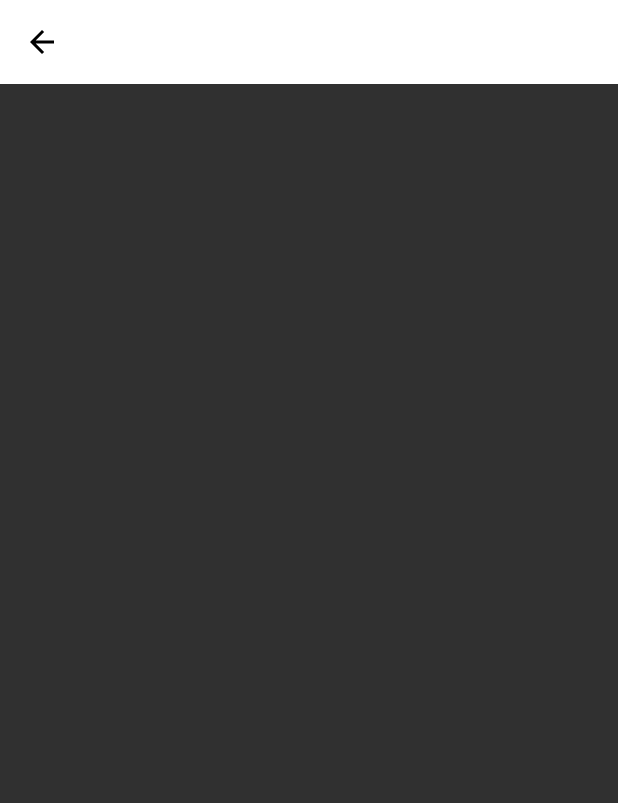
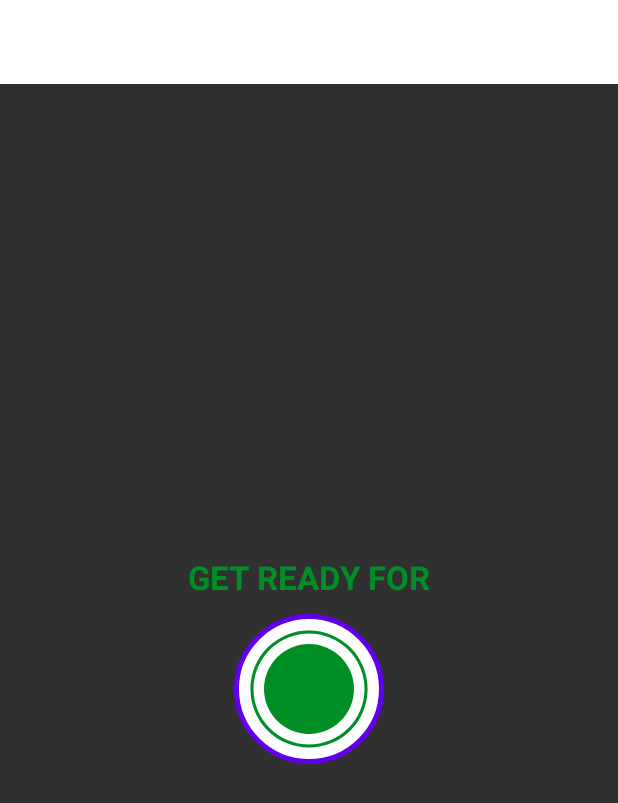
Before and after one commit to nitinporwal/7MinuteWorkout, an Android app: the ExerciseActivity screen opened directly, with no data from a screen before it, on a phone screen of 412 x 824 dp. Shown: the top 803 px of the screen. Run offline under Robolectric (Android 15) with nearby library versions, the phone set to English and light mode, and no system bars.

Commit message:
implement custom UI elements for the progressbar

```diff
--- /dev/null
+++ b/app/src/main/res/drawable-v24/circular_progress_gray.xml
@@ -0,0 +1,12 @@
+<?xml version="1.0" encoding="utf-8"?>
+<layer-list xmlns:android="http://schemas.android.com/apk/res/android">
+    <item>
+        <shape
+            android:innerRadiusRatio="2.7"
+            android:shape="ring"
+            android:thicknessRatio="50.0"
+            android:useLevel="false">
+            <solid android:color="#D4DEE7" />
+        </shape>
+    </item>
+</layer-list>
--- /dev/null
+++ b/app/src/main/res/drawable/circular_progress_bar.xml
@@ -0,0 +1,12 @@
+<?xml version="1.0" encoding="utf-8"?>
+<layer-list xmlns:android="http://schemas.android.com/apk/res/android">
+    <item>
+        <shape
+            android:innerRadiusRatio="2.7"
+            android:shape="ring"
+            android:thicknessRatio="50.0"
+            android:useLevel="true">
+            <solid android:color="@color/colorAccent" />
+        </shape>
+    </item>
+</layer-list>
--- /dev/null
+++ b/app/src/main/res/drawable/item_circular_color_accent_background.xml
@@ -0,0 +1,6 @@
+<?xml version="1.0" encoding="utf-8"?>
+<shape xmlns:android="http://schemas.android.com/apk/res/android"
+    android:shape="oval">
+    <solid android:color="@color/colorAccent"/>
+
+</shape>
--- a/app/src/main/res/layout/activity_exercise.xml
+++ b/app/src/main/res/layout/activity_exercise.xml
@@ -3,14 +3,67 @@
     xmlns:tools="http://schemas.android.com/tools"
     android:layout_width="match_parent"
     android:layout_height="match_parent"
-    xmlns:app="http://schemas.android.com/apk/res-auto"
     android:orientation="vertical"
     tools:context=".ExerciseActivity">
+
     <androidx.appcompat.widget.Toolbar
         android:id="@+id/toolbar_exercise_activity"
         android:layout_width="match_parent"
-        app:titleTextColor="@color/colorPrimary"
         android:layout_height="?android:attr/actionBarSize"
-        android:theme="@style/ToolbarTheme"
-        android:background="#FFFFFF"/>
+        android:background="#FFFFFF" />
+
+    <LinearLayout
+        android:id="@+id/llRestView"
+        android:layout_width="match_parent"
+        android:layout_height="match_parent"
+        android:layout_below="@id/toolbar_exercise_activity"
+        android:gravity="center"
+        android:orientation="vertical"
+        android:visibility="visible">
+
+        <TextView
+            android:layout_width="wrap_content"
+            android:layout_height="wrap_content"
+            android:text="GET READY FOR"
+            android:textColor="@color/colorAccent"
+            android:textSize="22sp"
+            android:textStyle="bold" />
+
+        <FrameLayout
+            android:layout_width="100dp"
+            android:layout_height="100dp"
+            android:layout_marginTop="10dp"
+            android:background="@drawable/item_circular_color_accent_border">
+
+            <ProgressBar
+                android:id="@+id/progressBar"
+                style="?android:attr/progressBarStyleHorizontal"
+                android:layout_width="100dp"
+                android:layout_height="100dp"
+                android:layout_gravity="center"
+                android:background="@drawable/circular_progress_gray"
+                android:indeterminate="false"
+                android:max="10"
+                android:progress="100"
+                android:progressDrawable="@drawable/circular_progress_bar"
+                android:rotation="-90" />
+
+            <LinearLayout
+                android:layout_width="60dp"
+                android:layout_height="60dp"
+                android:layout_gravity="center"
+                android:background="@drawable/item_circular_color_accent_background"
+                android:gravity="center">
+
+                <TextView
+                    android:id="@+id/tvTimer"
+                    android:layout_width="wrap_content"
+                    android:layout_height="wrap_content"
+                    android:textColor="#FFFFFF"
+                    android:textSize="25sp"
+                    android:textStyle="bold"
+                    tools:text="10" />
+            </LinearLayout>
+        </FrameLayout>
+    </LinearLayout>
 </RelativeLayout>
```
